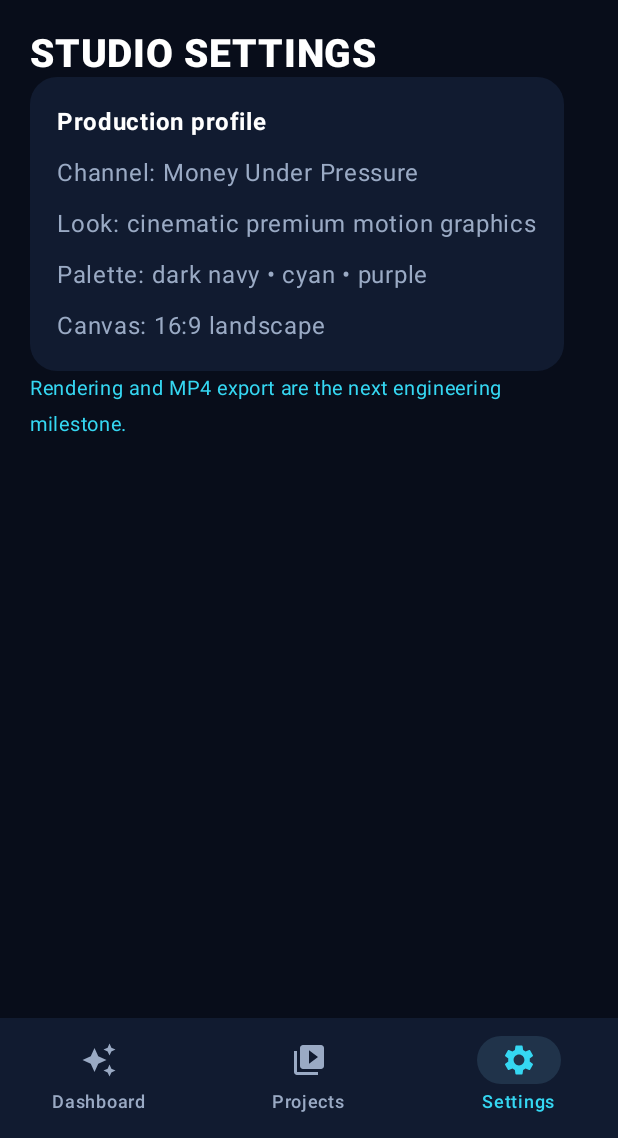
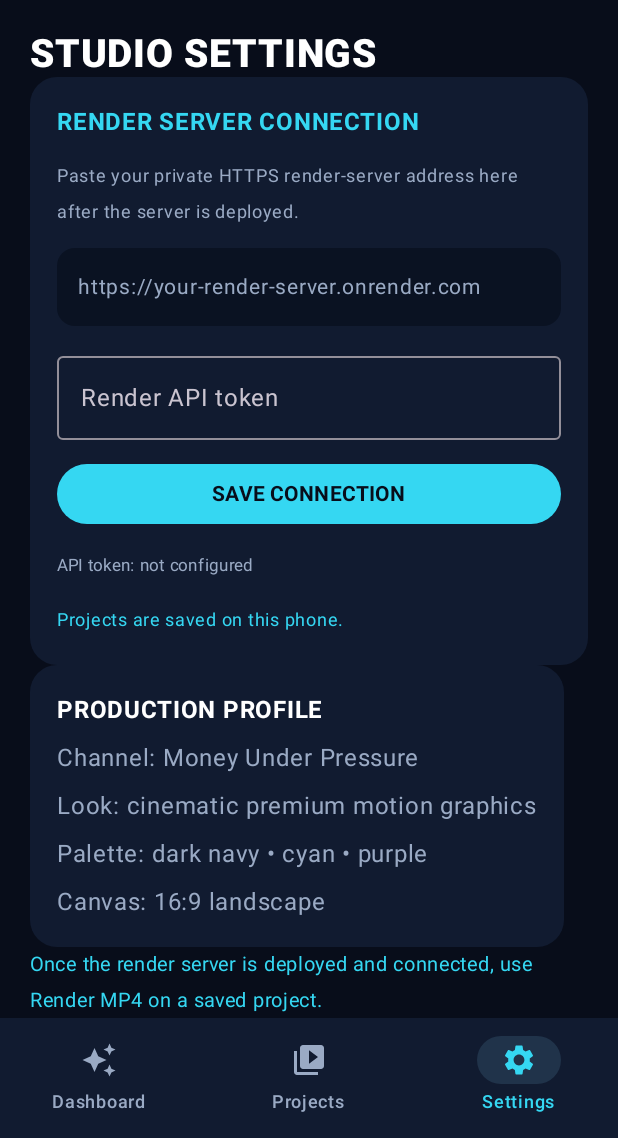
Before and after one commit to czz495m8zv-code/money--under-presssure-studio, an Android app built with Jetpack Compose: the screen it shows after launch (MainActivity), item 3 of the bottom bar chosen, on a phone screen of 412 x 824 dp, the part 98-1236 px from its top. Run offline under Robolectric (Android 15) with nearby library versions, the phone set to English and light mode, and no system bars; pictures from the network do not load.

Commit message:
Add render server settings and one-tap MP4 render controls

```diff
--- a/app/src/main/java/com/moneyunderpressure/studio/MainActivity.kt
+++ b/app/src/main/java/com/moneyunderpressure/studio/MainActivity.kt
@@ -13,6 +13,7 @@ import androidx.compose.material.icons.Icons
 import androidx.compose.material.icons.filled.Add
 import androidx.compose.material.icons.filled.AutoAwesome
 import androidx.compose.material.icons.filled.Movie
+import androidx.compose.material.icons.filled.PlayArrow
 import androidx.compose.material.icons.filled.Settings
 import androidx.compose.material.icons.filled.VideoLibrary
 import androidx.compose.material3.*
@@ -23,11 +24,13 @@ import androidx.compose.ui.graphics.Brush
 import androidx.compose.ui.graphics.Color
 import androidx.compose.ui.platform.LocalContext
 import androidx.compose.ui.text.font.FontWeight
+import androidx.compose.ui.text.input.PasswordVisualTransformation
 import androidx.compose.ui.unit.dp
 import androidx.compose.ui.unit.sp
 import java.text.SimpleDateFormat
 import java.util.Date
 import java.util.Locale
+import kotlinx.coroutines.launch
 
 private val Ink = Color(0xFF080D1A)
 private val Panel = Color(0xFF111B30)
@@ -49,6 +52,10 @@ fun StudioApp() {
     var topic by remember { mutableStateOf("") }
     var selected by remember { mutableStateOf("Dashboard") }
     var notice by remember { mutableStateOf("Projects are saved on this phone.") }
+    var serverUrl by remember { mutableStateOf(StudioSettings.baseUrl(context)) }
+    var tokenInput by remember { mutableStateOf("") }
+    var renderNotice by remember { mutableStateOf("") }
+    val scope = rememberCoroutineScope()
     val projects = remember {
         mutableStateListOf<StudioProject>().apply {
             addAll(ProjectStore.load(context))
@@ -193,7 +200,26 @@ fun StudioApp() {
                         }
                     } else {
                         items(projects, key = { it.id }) { project ->
-                            ProjectCard(project)
+                            ProjectCard(project) {
+                                scope.launch {
+                                    renderNotice = "Preparing " + project.title
+                                    try {
+                                        renderNotice = RenderApi.renderProject(context, project) { status ->
+                                            renderNotice = status
+                                        }
+                                    } catch (error: Exception) {
+                                        renderNotice = error.message ?: "Render failed."
+                                    }
+                                }
+                            }
+                        }
+                        if (renderNotice.isNotBlank()) {
+                            item {
+                                Card(colors = CardDefaults.cardColors(containerColor = Color(0xFF151D38)),
+                                    shape = RoundedCornerShape(16.dp)) {
+                                    Text(renderNotice, Modifier.padding(16.dp), color = Cyan, fontSize = 13.sp)
+                                }
+                            }
                         }
                     }
                 } else {
@@ -201,15 +227,47 @@ fun StudioApp() {
                         Text("STUDIO SETTINGS", fontSize = 26.sp, fontWeight = FontWeight.ExtraBold)
                         Card(colors = CardDefaults.cardColors(containerColor = Panel),
                             shape = RoundedCornerShape(18.dp)) {
-                            Column(Modifier.padding(18.dp), verticalArrangement = Arrangement.spacedBy(10.dp)) {
-                                Text("Production profile", fontWeight = FontWeight.Bold)
+                            Column(Modifier.padding(18.dp), verticalArrangement = Arrangement.spacedBy(12.dp)) {
+                                Text("RENDER SERVER CONNECTION", fontWeight = FontWeight.Bold, color = Cyan)
+                                Text("Paste your private HTTPS render-server address here after the server is deployed.",
+                                    color = Muted, fontSize = 12.sp)
+                                StudioField(serverUrl, { serverUrl = it }, "https://your-render-server.onrender.com")
+                                OutlinedTextField(
+                                    value = tokenInput,
+                                    onValueChange = { tokenInput = it },
+                                    modifier = Modifier.fillMaxWidth(),
+                                    label = { Text("Render API token") },
+                                    placeholder = { Text("Leave blank to keep saved token") },
+                                    singleLine = true,
+                                    visualTransformation = PasswordVisualTransformation()
+                                )
+                                Button(
+                                    onClick = {
+                                        StudioSettings.saveBaseUrl(context, serverUrl)
+                                        val tokenSaved = tokenInput.isBlank() || StudioSettings.saveToken(context, tokenInput)
+                                        tokenInput = ""
+                                        notice = if (tokenSaved) "Connection settings saved securely on this phone."
+                                            else "Could not secure the API token on this device."
+                                    },
+                                    modifier = Modifier.fillMaxWidth(),
+                                    colors = ButtonDefaults.buttonColors(containerColor = Cyan, contentColor = Ink)
+                                ) { Text("SAVE CONNECTION", fontWeight = FontWeight.Bold) }
+                                Text(if (StudioSettings.hasToken(context)) "API token: saved encrypted on this phone"
+                                    else "API token: not configured", color = Muted, fontSize = 11.sp)
+                                Text(notice, color = Cyan, fontSize = 12.sp)
+                            }
+                        }
+                        Card(colors = CardDefaults.cardColors(containerColor = Panel),
+                            shape = RoundedCornerShape(18.dp)) {
+                            Column(Modifier.padding(18.dp), verticalArrangement = Arrangement.spacedBy(8.dp)) {
+                                Text("PRODUCTION PROFILE", fontWeight = FontWeight.Bold)
                                 Text("Channel: Money Under Pressure", color = Muted)
                                 Text("Look: cinematic premium motion graphics", color = Muted)
                                 Text("Palette: dark navy • cyan • purple", color = Muted)
                                 Text("Canvas: 16:9 landscape", color = Muted)
                             }
                         }
-                        Text("Rendering and MP4 export are the next engineering milestone.",
+                        Text("Once the render server is deployed and connected, use Render MP4 on a saved project.",
                             color = Cyan, fontSize = 13.sp)
                     }
                 }
@@ -219,7 +277,7 @@ fun StudioApp() {
 }
 
 @Composable
-private fun ProjectCard(project: StudioProject) {
+private fun ProjectCard(project: StudioProject, onRender: () -> Unit) {
     val date = remember(project.createdAt) {
         SimpleDateFormat("dd MMM yyyy, HH:mm", Locale.getDefault()).format(Date(project.createdAt))
     }
@@ -233,6 +291,15 @@ private fun ProjectCard(project: StudioProject) {
             }
             Text(project.topic, color = Muted, fontSize = 13.sp)
             Text("CREATED $date  •  DRAFT", color = Violet, fontSize = 10.sp, fontWeight = FontWeight.Bold)
+            Button(
+                onClick = onRender,
+                modifier = Modifier.fillMaxWidth(),
+                colors = ButtonDefaults.buttonColors(containerColor = Cyan, contentColor = Ink)
+            ) {
+                Icon(Icons.Default.PlayArrow, null)
+                Spacer(Modifier.width(8.dp))
+                Text("RENDER MP4", fontWeight = FontWeight.Bold)
+            }
         }
     }
 }
```
